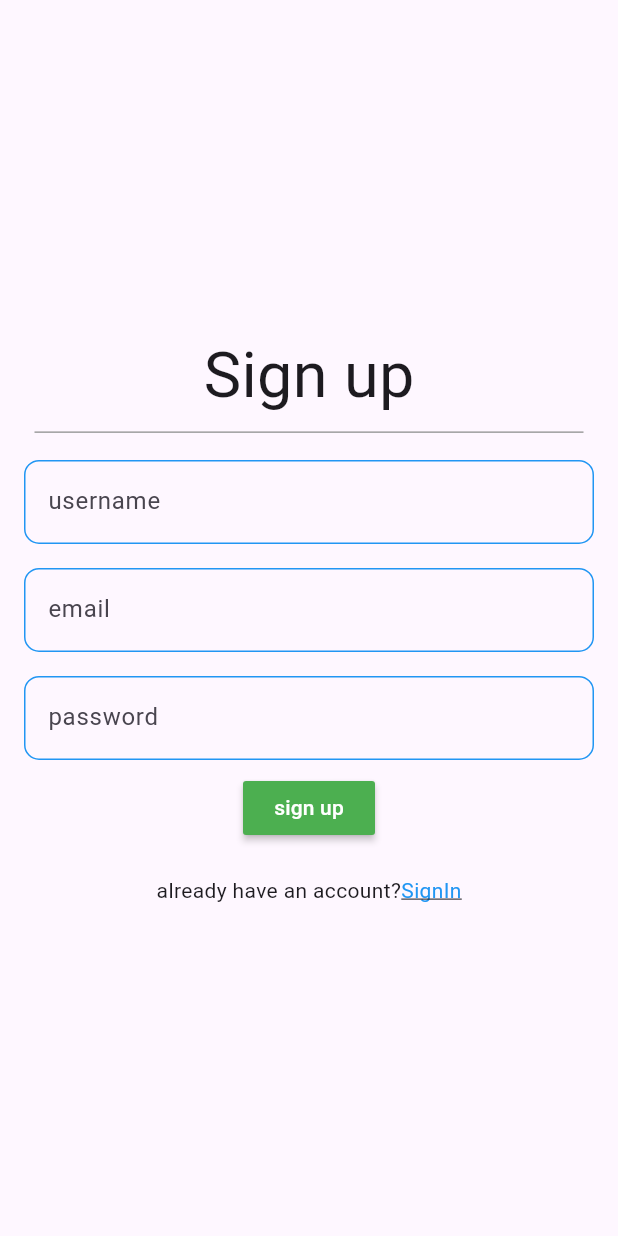
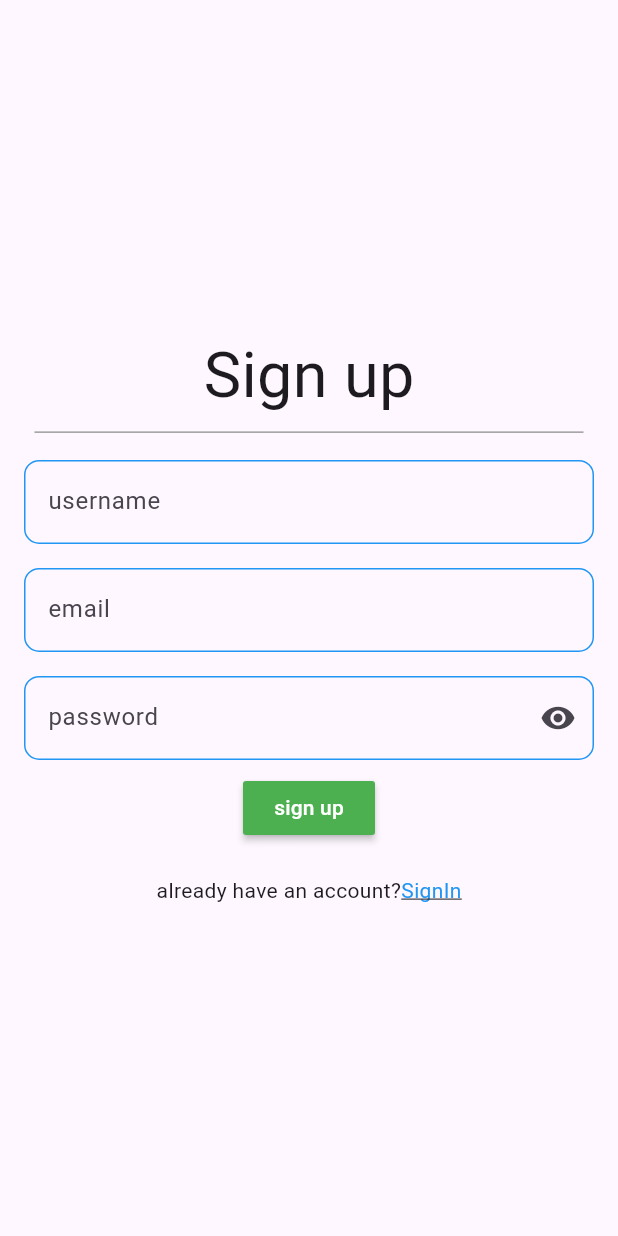
Before and after one commit to Rokobot/nextfilm, a Flutter app: the SignUpPage screen opened by its route, on a phone screen of 412 x 824 dp. Run offline on Flutter 3.47's test engine with Material 3 defaults, Android fonts, the phone set to English and light mode, and no system bars; our stand-ins replace bloc, firebase_core, flutter_bloc, shared_preferences; accounts and stored records are empty.

Commit message:
i finished signup page

```diff
--- a/lib/bloc/bloc/auth_event.dart
+++ b/lib/bloc/bloc/auth_event.dart
@@ -2,6 +2,24 @@ part of 'auth_bloc.dart';
 
 class AuthEvent {}
 
-class SigninEvent extends AuthEvent {}
+class SigninEvent extends AuthEvent {
+  final String email;
+  final String password;
 
-class SignupEvent extends AuthEvent {}
+  SigninEvent({required this.email, required this.password});
+
+  @override
+  List<Object> get props => [email, password];
+}
+
+class SignupEvent extends AuthEvent {
+  final String username;
+  final String email;
+  final String password;
+
+  SignupEvent(
+      {required this.username, required this.email, required this.password});
+
+  @override
+  List<Object> get props => [username, email, password];
+}
--- a/lib/const/consts.dart
+++ b/lib/const/consts.dart
@@ -1,3 +1,11 @@
 import 'package:flutter/material.dart';
 
-Color backgroudnColor = Color.fromARGB(255, 200, 200, 207);
+Color backgroudnColor = Color(0XFF141417);
+
+String emailModel = r"(?:[a-z0-9!#$%&'*+/=?^_`{|}~-]+(?:\.[a-z0-9!#$%&'"
+    r'*+/=?^_`{|}~-]+)*|"(?:[\x01-\x08\x0b\x0c\x0e-\x1f\x21\x23-\x5b\x5d-'
+    r'\x7f]|\\[\x01-\x09\x0b\x0c\x0e-\x7f])*")@(?:(?:[a-z0-9](?:[a-z0-9-]*'
+    r'[a-z0-9])?\.)+[a-z0-9](?:[a-z0-9-]*[a-z0-9])?|\[(?:(?:(2(5[0-5]|[0-4]'
+    r'[0-9])|1[0-9][0-9]|[1-9]?[0-9]))\.){3}(?:(2(5[0-5]|[0-4][0-9])|1[0-9]'
+    r'[0-9]|[1-9]?[0-9])|[a-z0-9-]*[a-z0-9]:(?:[\x01-\x08\x0b\x0c\x0e-\x1f\'
+    r'x21-\x5a\x53-\x7f]|\\[\x01-\x09\x0b\x0c\x0e-\x7f])+)\])';
--- a/lib/extentions/extentions.dart
+++ b/lib/extentions/extentions.dart
@@ -1,5 +1,6 @@
 import 'package:flutter/material.dart';
 
+//Custom Decoration of input border
 extension customDecoration on InputDecoration {
   static final customEnabled = OutlineInputBorder(
       borderRadius: BorderRadius.circular(10),
--- a/lib/screens/auth/signup_page.dart
+++ b/lib/screens/auth/signup_page.dart
@@ -1,6 +1,10 @@
 import 'package:flutter/gestures.dart';
 import 'package:flutter/material.dart';
+import 'package:flutter_bloc/flutter_bloc.dart';
+import 'package:nextfilm/bloc/bloc/auth_bloc.dart';
+import 'package:nextfilm/const/consts.dart';
 import 'package:nextfilm/extentions/extentions.dart';
+import 'package:nextfilm/helper/helper.dart';
 import 'package:nextfilm/widgets/widgets.dart';
 
 class SignUpPage extends StatefulWidget {
@@ -10,6 +14,18 @@ class SignUpPage extends StatefulWidget {
 }
 
 class _SignUpPageState extends State<SignUpPage> {
+  bool _visibilty = false;
+  TextEditingController username = TextEditingController();
+  TextEditingController email = TextEditingController();
+  TextEditingController password = TextEditingController();
+
+  @override
+  void initState() {
+    // TODO: implement initState
+    super.initState();
+    _visibilty;
+  }
+
   final _keyValue = GlobalKey<FormState>();
   @override
   Widget build(BuildContext context) {
@@ -18,7 +34,30 @@ class _SignUpPageState extends State<SignUpPage> {
         child: Center(
           child: Padding(
             padding: const EdgeInsets.all(8.0),
-            child: Column(
+            child: BlocBuilder<AuthBloc, AuthState>(
+              builder: (context, state) {
+                if (state is AuthInitial) {
+                  return signupWidget(context);
+                }
+                if (state is AuthSucces) {
+                  return signupWidget(context);
+                }
+                if (state is AuthError) {
+                  WidgetsBinding.instance.addPostFrameCallback((_) {
+                    return showSnackbar(context, state.error);
+                  });
+                }
+                return signupWidget(context);
+              },
+            ),
+          ),
+        ),
+      ),
+    );
+  }
+
+  Column signupWidget(BuildContext context) {
+    return Column(
       mainAxisSize: MainAxisSize.min,
       mainAxisAlignment: MainAxisAlignment.center,
       children: [
@@ -27,8 +66,8 @@ class _SignUpPageState extends State<SignUpPage> {
           style: TextStyle(fontSize: 42),
         ),
         Padding(
-                  padding: const EdgeInsets.only(
-                      left: 15, right: 15, top: 8, bottom: 10),
+          padding:
+              const EdgeInsets.only(left: 15, right: 15, top: 8, bottom: 10),
           child: Divider(
             height: 0.2,
             color: Colors.grey,
@@ -43,21 +82,51 @@ class _SignUpPageState extends State<SignUpPage> {
                 Padding(
                   padding: const EdgeInsets.all(8.0),
                   child: TextFormField(
-                            decoration: InputDecoration(hintText: 'username')
-                                .custmDecoration,
+                    controller: username,
+                    validator: (value) {
+                      if (value.toString().isEmpty) {
+                        return 'username is invalid';
+                      }
+                    },
+                    decoration:
+                        InputDecoration(hintText: 'username').custmDecoration,
                   ),
                 ),
                 Padding(
                   padding: const EdgeInsets.all(8.0),
                   child: TextFormField(
-                            decoration: InputDecoration(hintText: 'email')
-                                .custmDecoration,
+                    controller: email,
+                    validator: (value) {
+                      return value!.isEmpty ||
+                              !RegExp(emailModel).hasMatch(value)
+                          ? 'Enter valid mail'
+                          : null;
+                    },
+                    decoration:
+                        InputDecoration(hintText: 'email').custmDecoration,
                   ),
                 ),
                 Padding(
                   padding: const EdgeInsets.all(8.0),
                   child: TextFormField(
-                            decoration: InputDecoration(hintText: 'password')
+                    controller: password,
+                    obscureText: _visibilty,
+                    validator: (value) {
+                      if (value.toString().length < 6) {
+                        return 'Enter password then 6 character';
+                      }
+                    },
+                    decoration: InputDecoration(
+                            hintText: 'password',
+                            suffixIcon: IconButton(
+                                onPressed: () {
+                                  setState(() {
+                                    _visibilty = !_visibilty;
+                                  });
+                                },
+                                icon: Icon(_visibilty
+                                    ? Icons.visibility_off
+                                    : Icons.visibility)))
                         .custmDecoration,
                   ),
                 ),
@@ -67,6 +136,15 @@ class _SignUpPageState extends State<SignUpPage> {
           color: Colors.green,
           onPressed: () {
             validate();
+            Future(() {
+              context.read<AuthBloc>().add(SignupEvent(
+                  username: username.text.trim(),
+                  email: email.text.trim(),
+                  password: password.text.trim()));
+            }).then((value) {
+              HelperFunction().saveDataFromSf(username.text.trim(),
+                  email.text.trim(), password.text.trim());
+            });
           },
           child: Text(
             'sign up',
@@ -84,14 +162,9 @@ class _SignUpPageState extends State<SignUpPage> {
                 decoration: TextDecoration.underline,
               ),
               recognizer: TapGestureRecognizer()
-                        ..onTap =
-                            () => {replaceNextScreen(context, '/SignInPage')})
+                ..onTap = () => {replaceNextScreen(context, '/SignInPage')})
         ]))
       ],
-            ),
-          ),
-        ),
-      ),
     );
   }
 
--- a/pubspec.yaml
+++ b/pubspec.yaml
@@ -63,8 +63,8 @@ flutter:
   uses-material-design: true
 
   # To add assets to your application, add an assets section, like this:
-  # assets:
-  #   - images/a_dot_burr.jpeg
+  assets:
+    - assets/
   #   - images/a_dot_ham.jpeg
 
   # An image asset can refer to one or more resolution-specific "variants", see
```
Also changed, not shown: lib/bloc/bloc/auth_bloc.dart (+19 -2 lines), lib/helper/helper.dart (+21 -14 lines), lib/main.dart (+7 -7 lines), lib/screens/home_page.dart (+33 -0 lines), assets/film.png (added). Lines whose indentation alone changed are shown as unchanged.
